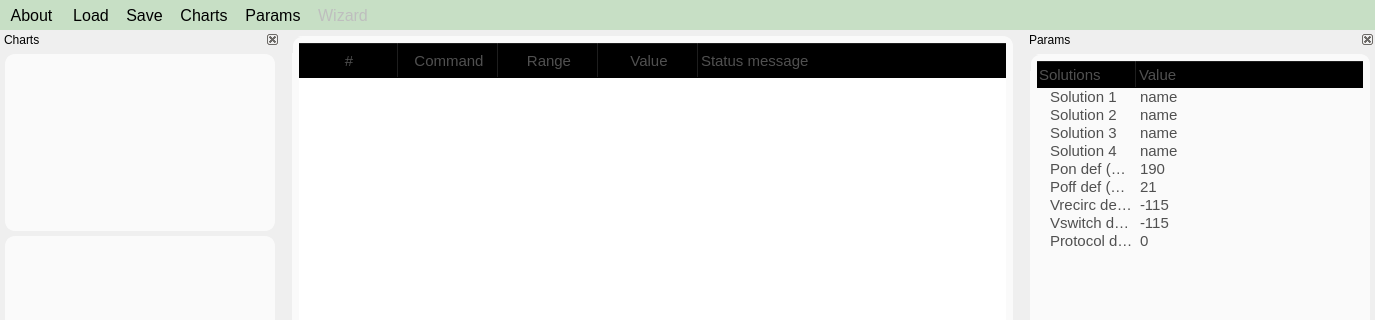
This is apps/Lab-on-a-tip/protocolEditor.ui in bellonemauro/Labonatip2.0 as Qt 5 draws it before an edit; both pictures show x 0 to 1375 and y 0 to 320 of the 1375 by 803 pixel window. The edited form follows.
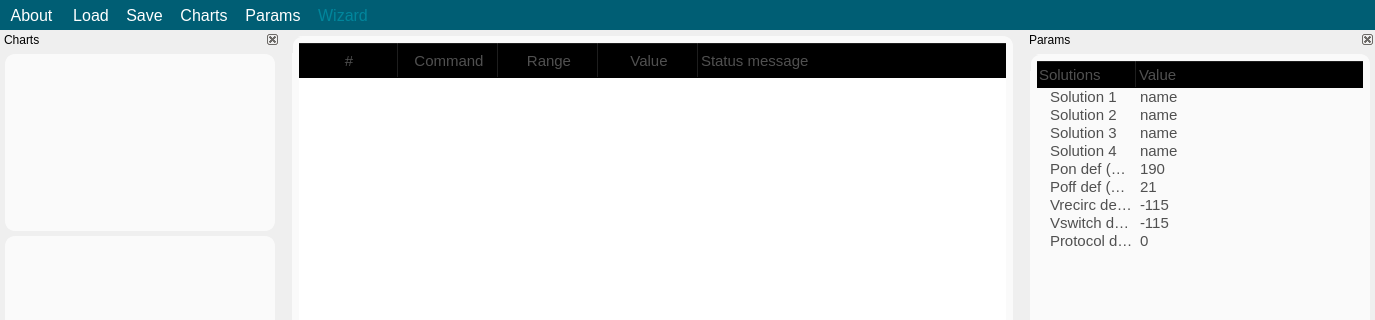
This is the edited form. Icons and pictures are not drawn.

Diff of the .ui file:
```diff
--- a/apps/Lab-on-a-tip/protocolEditor.ui
+++ b/apps/Lab-on-a-tip/protocolEditor.ui
@@ -21,20 +21,26 @@
   </property>
   <property name="styleSheet">
    <string notr="true">QToolButton:!hover {
-background-color:rgb(199, 223, 197);
+background-color:rgb(0, 94, 116);
+color:rgb(255,255,255);
 font-size: 16px;
+font-weigth: 900;
 }
-QToolButton:hover {
-     background-color: rgb(199, 223, 197);
- }
+
+QToolButton:disabled {
+background-color:rgb(0, 94, 116);
+color:rgb(0,134,156);
+font-size: 16px;
+font-weigth: 900;
+}
 
 QToolBar {
-background-color:rgb(199, 223, 197);
+background-color:rgb(0, 94, 116);
+color:rgb(255,255,255);
 font-size: 16px;
+font-weigth: 900;
 border:0;
-}
-
-</string>
+}</string>
   </property>
   <property name="iconSize">
    <size>
@@ -1006,8 +1012,8 @@
    </property>
    <property name="iconSize">
     <size>
-     <width>220</width>
-     <height>70</height>
+     <width>250</width>
+     <height>90</height>
     </size>
    </property>
    <property name="toolButtonStyle">
```
Left out of the diff: 5 changed lines with no effect on the pictures.
